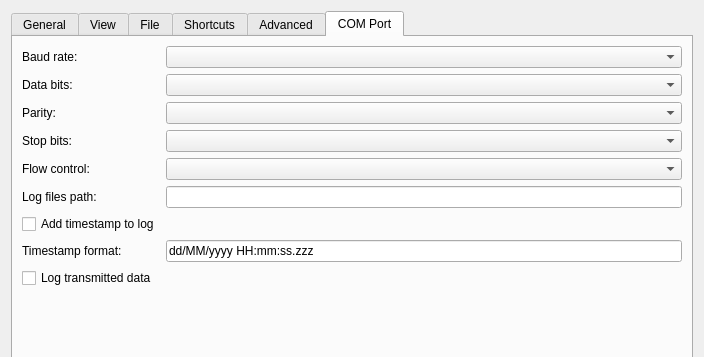
The window that src/ui/include/optionsdialog.ui (dm17ryk/klogg) describes before a commit, drawn with Qt 5; both pictures show x 0 to 704 and y 0 to 357 of the 704 by 817 pixel window.
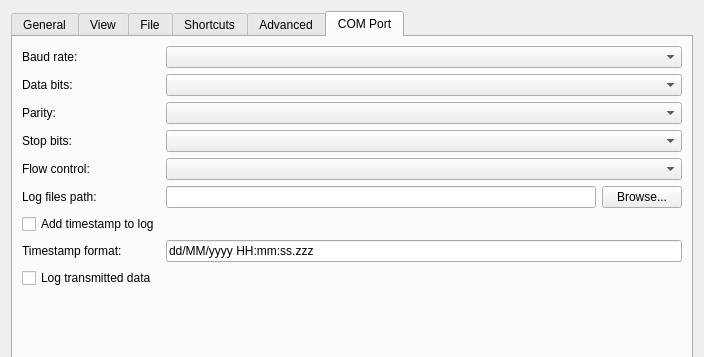
The same window after the commit. The open tabs and pages were chosen to show the change.

Patch:
```diff
--- a/src/ui/include/optionsdialog.ui
+++ b/src/ui/include/optionsdialog.ui
@@ -997,7 +997,18 @@
         </widget>
        </item>
        <item row="5" column="1">
-        <widget class="QLineEdit" name="comLogPathEdit"/>
+        <layout class="QHBoxLayout" name="horizontalLayout_comLogPath">
+         <item>
+          <widget class="QLineEdit" name="comLogPathEdit"/>
+         </item>
+         <item>
+          <widget class="QPushButton" name="comLogBrowseButton">
+           <property name="text">
+            <string>Browse...</string>
+           </property>
+          </widget>
+         </item>
+        </layout>
        </item>
        <item row="6" column="0">
         <widget class="QCheckBox" name="comTimestampCheckBox">
```
